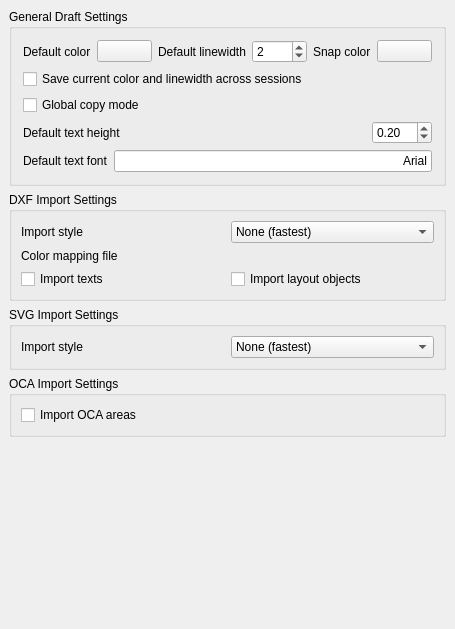
Before: the Qt Designer form src/Mod/Draft/userprefs.ui in berndhahnebach/All_FreeCAD, drawn with Qt 5.
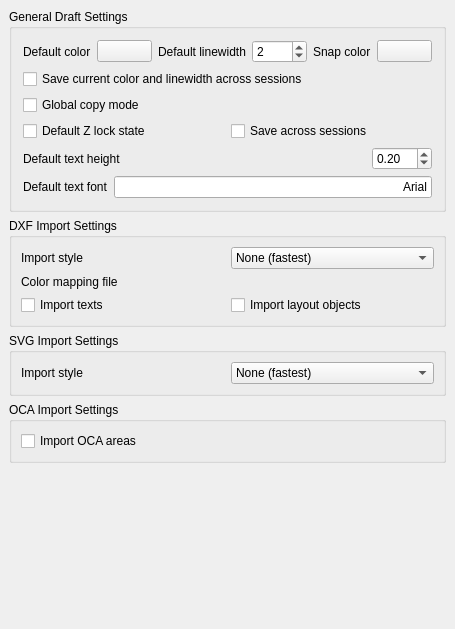
After: the same form once the commit is applied. Custom widgets are drawn as their Qt base class.

Commit message: + Draft module can now remember Z-lock state across sessions

```diff
--- a/src/Mod/Draft/userprefs.ui
+++ b/src/Mod/Draft/userprefs.ui
@@ -147,6 +147,42 @@
         </item>
        </layout>
       </item>
+      <item>
+       <layout class="QHBoxLayout" name="horizontalLayout_9">
+        <item>
+         <widget class="Gui::PrefCheckBox" name="gui::prefcheckbox_7">
+          <property name="toolTip">
+           <string>This is the default state of the Z coordinate lock. If checked, FreeCAD starts with the Z coordinate locked, so all 2D commands work only in a horizontal plane. You can of course lock and unlock the Z coordinate at any moment during your work.</string>
+          </property>
+          <property name="text">
+           <string>Default Z lock state</string>
+          </property>
+          <property name="prefEntry" stdset="0">
+           <cstring>zlock</cstring>
+          </property>
+          <property name="prefPath" stdset="0">
+           <cstring>Mod/Draft</cstring>
+          </property>
+         </widget>
+        </item>
+        <item>
+         <widget class="Gui::PrefCheckBox" name="gui::prefcheckbox_6">
+          <property name="toolTip">
+           <string>Check this if you want FreeCAD to save the Z lock state when you close the application and restore it on next session.</string>
+          </property>
+          <property name="text">
+           <string>Save across sessions</string>
+          </property>
+          <property name="prefEntry" stdset="0">
+           <cstring>savezlock</cstring>
+          </property>
+          <property name="prefPath" stdset="0">
+           <cstring>Mod/Draft</cstring>
+          </property>
+         </widget>
+        </item>
+       </layout>
+      </item>
       <item>
        <layout class="QHBoxLayout" name="horizontalLayout_8">
         <item>
```
The commit also changes 1 other file.
